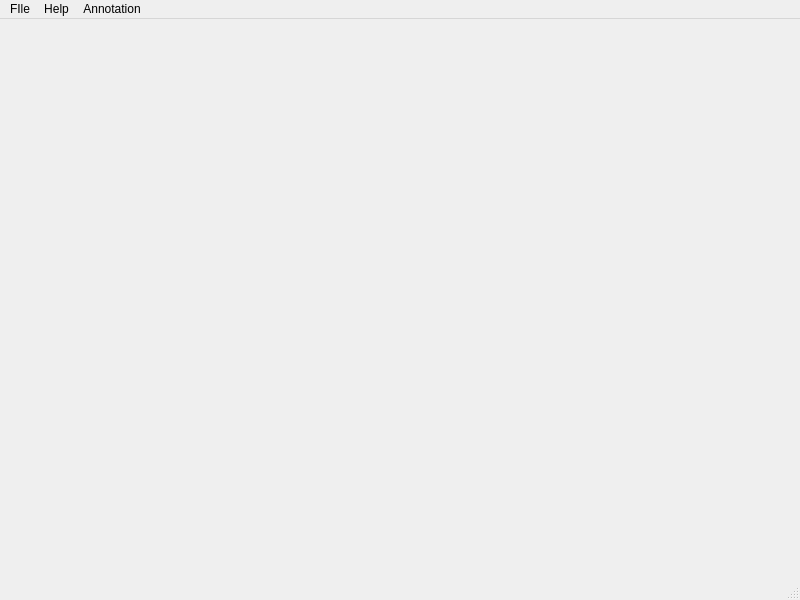
This is GUI/mainwindow.ui in SanLee-CSStudent/AlphaCrane as Qt 5 draws it before an edit. The edited form follows.
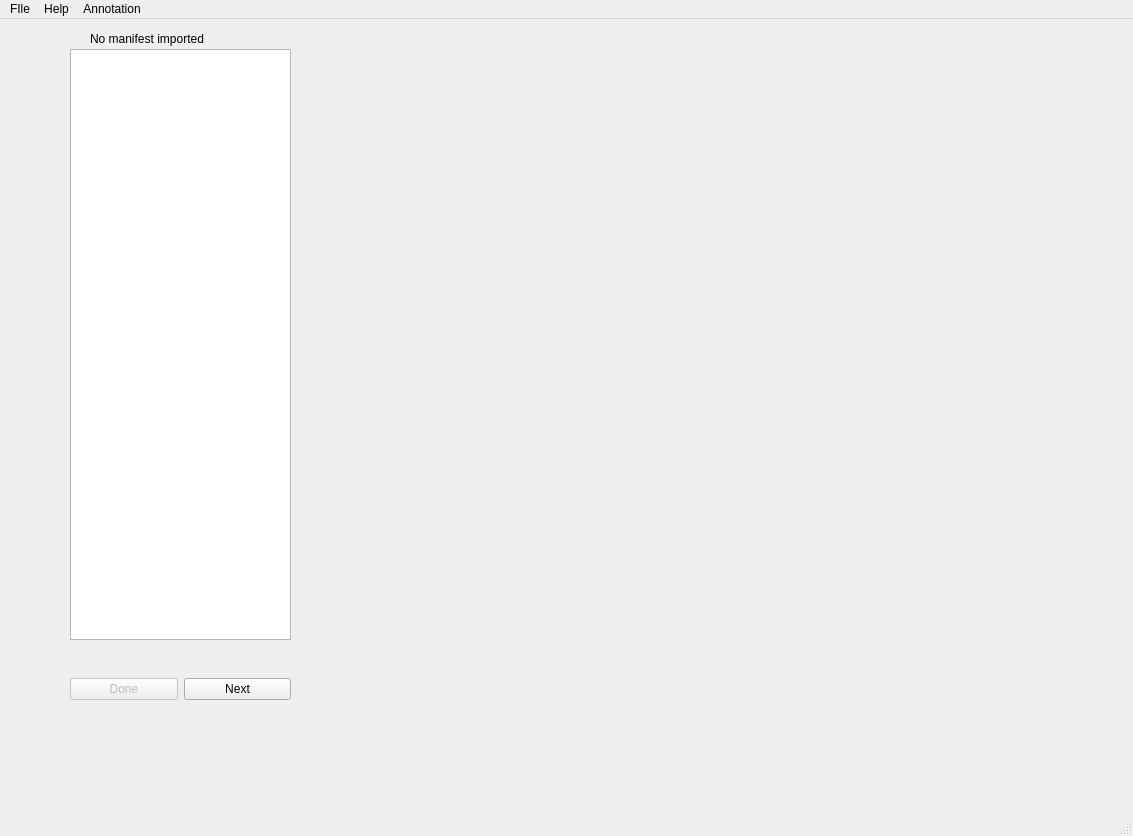
This is the edited form.

```diff
--- a/GUI/mainwindow.ui
+++ b/GUI/mainwindow.ui
@@ -6,20 +6,100 @@
    <rect>
     <x>0</x>
     <y>0</y>
-    <width>800</width>
-    <height>600</height>
+    <width>1133</width>
+    <height>836</height>
    </rect>
   </property>
+  <property name="sizePolicy">
+   <sizepolicy hsizetype="Fixed" vsizetype="Fixed">
+    <horstretch>0</horstretch>
+    <verstretch>0</verstretch>
+   </sizepolicy>
+  </property>
   <property name="windowTitle">
    <string>MainWindow</string>
   </property>
-  <widget class="QWidget" name="centralwidget"/>
+  <widget class="QWidget" name="centralwidget">
+   <property name="sizePolicy">
+    <sizepolicy hsizetype="Fixed" vsizetype="Fixed">
+     <horstretch>0</horstretch>
+     <verstretch>0</verstretch>
+    </sizepolicy>
+   </property>
+   <widget class="QWidget" name="horizontalLayoutWidget">
+    <property name="geometry">
+     <rect>
+      <x>70</x>
+      <y>630</y>
+      <width>221</width>
+      <height>80</height>
+     </rect>
+    </property>
+    <layout class="QHBoxLayout" name="horizontalLayout">
+     <item>
+      <widget class="QPushButton" name="pushButton">
+       <property name="enabled">
+        <bool>false</bool>
+       </property>
+       <property name="text">
+        <string>Done</string>
+       </property>
+      </widget>
+     </item>
+     <item>
+      <widget class="QPushButton" name="pushButton_2">
+       <property name="text">
+        <string>Next</string>
+       </property>
+      </widget>
+     </item>
+    </layout>
+   </widget>
+   <widget class="QListView" name="listView">
+    <property name="geometry">
+     <rect>
+      <x>70</x>
+      <y>30</y>
+      <width>221</width>
+      <height>591</height>
+     </rect>
+    </property>
+   </widget>
+   <widget class="QLabel" name="label">
+    <property name="geometry">
+     <rect>
+      <x>90</x>
+      <y>10</y>
+      <width>181</width>
+      <height>20</height>
+     </rect>
+    </property>
+    <property name="text">
+     <string>No manifest imported</string>
+    </property>
+   </widget>
+   <widget class="QWidget" name="gridLayoutWidget">
+    <property name="geometry">
+     <rect>
+      <x>300</x>
+      <y>30</y>
+      <width>741</width>
+      <height>681</height>
+     </rect>
+    </property>
+    <layout class="QGridLayout" name="gridLayout">
+     <property name="sizeConstraint">
+      <enum>QLayout::SetFixedSize</enum>
+     </property>
+    </layout>
+   </widget>
+  </widget>
   <widget class="QMenuBar" name="menubar">
    <property name="geometry">
     <rect>
      <x>0</x>
      <y>0</y>
-     <width>800</width>
+     <width>1133</width>
      <height>19</height>
     </rect>
    </property>
```
Left out of the diff: 18 changed lines with no effect on the pictures.
